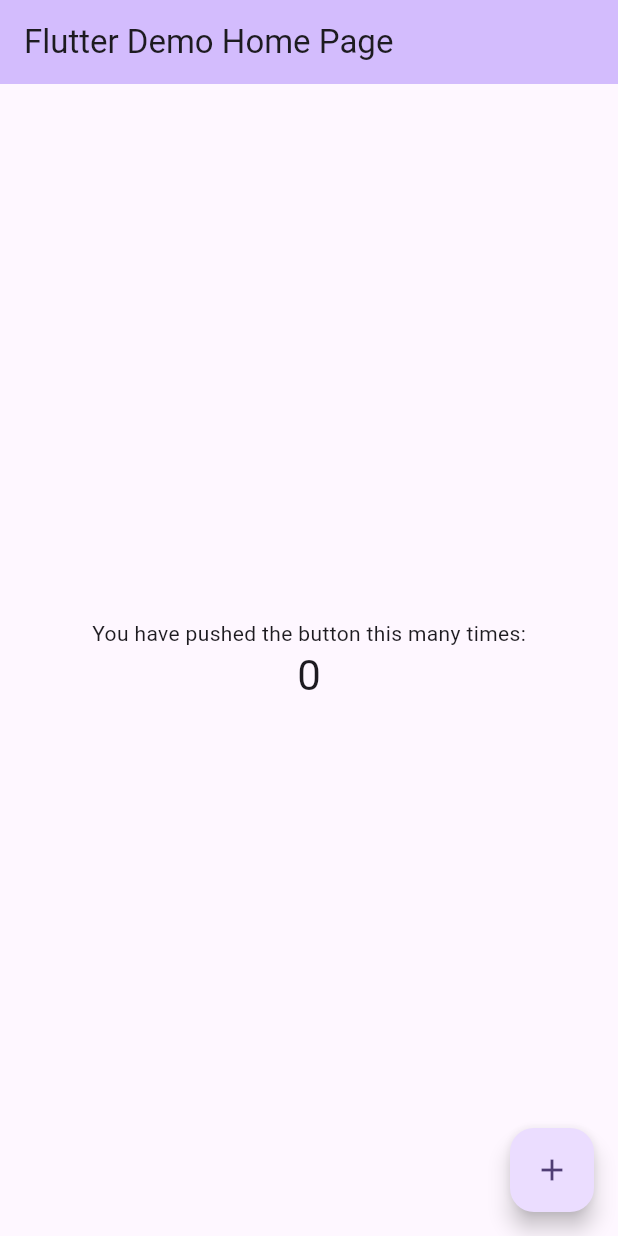
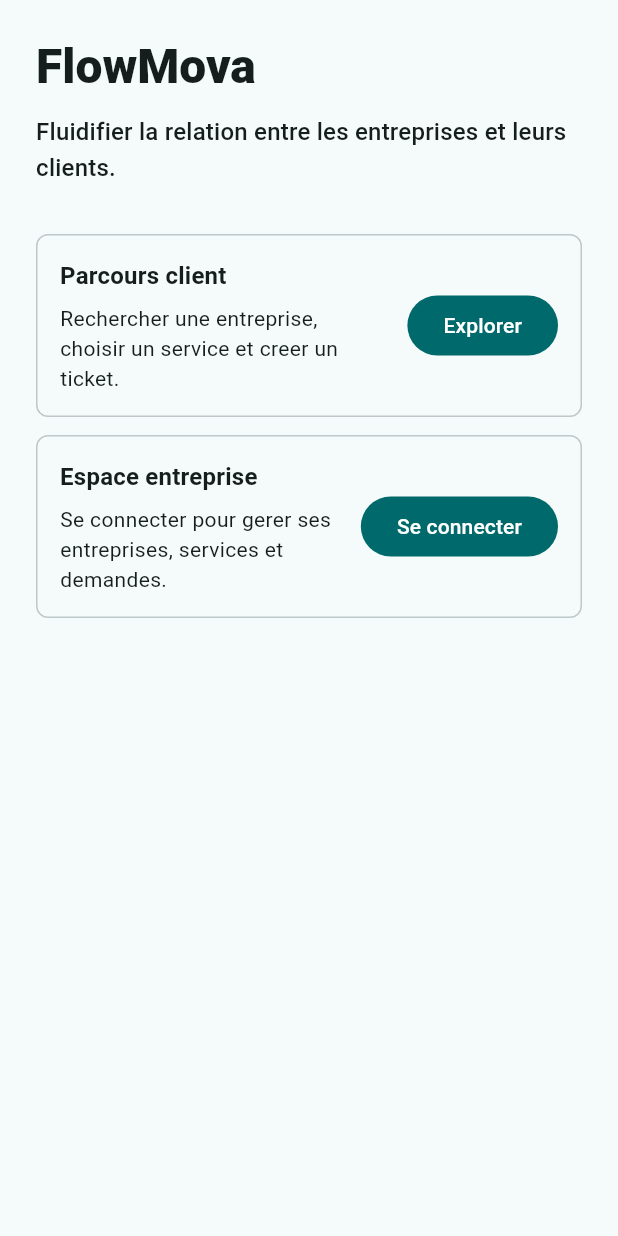
Before and after one commit to Darkstorm97/flowmova-frontend, a Flutter app: the screen it shows after launch, on a phone screen of 412 x 824 dp. Run offline on Flutter 3.47's test engine with Material 3 defaults, Android fonts, the phone set to English and light mode, and no system bars.

Commit message:
Initialize Flutter app structure

```diff
--- a/lib/main.dart
+++ b/lib/main.dart
@@ -1,122 +1,7 @@
 import 'package:flutter/material.dart';
 
+import 'src/app/flow_mova_app.dart';
+
 void main() {
-  runApp(const MyApp());
+  runApp(const FlowMovaApp());
 }
-
-class MyApp extends StatelessWidget {
-  const MyApp({super.key});
-
-  // This widget is the root of your application.
-  @override
-  Widget build(BuildContext context) {
-    return MaterialApp(
-      title: 'Flutter Demo',
-      theme: ThemeData(
-        // This is the theme of your application.
-        //
-        // TRY THIS: Try running your application with "flutter run". You'll see
-        // the application has a purple toolbar. Then, without quitting the app,
-        // try changing the seedColor in the colorScheme below to Colors.green
-        // and then invoke "hot reload" (save your changes or press the "hot
-        // reload" button in a Flutter-supported IDE, or press "r" if you used
-        // the command line to start the app).
-        //
-        // Notice that the counter didn't reset back to zero; the application
-        // state is not lost during the reload. To reset the state, use hot
-        // restart instead.
-        //
-        // This works for code too, not just values: Most code changes can be
-        // tested with just a hot reload.
-        colorScheme: .fromSeed(seedColor: Colors.deepPurple),
-      ),
-      home: const MyHomePage(title: 'Flutter Demo Home Page'),
-    );
-  }
-}
-
-class MyHomePage extends StatefulWidget {
-  const MyHomePage({super.key, required this.title});
-
-  // This widget is the home page of your application. It is stateful, meaning
-  // that it has a State object (defined below) that contains fields that affect
-  // how it looks.
-
-  // This class is the configuration for the state. It holds the values (in this
-  // case the title) provided by the parent (in this case the App widget) and
-  // used by the build method of the State. Fields in a Widget subclass are
-  // always marked "final".
-
-  final String title;
-
-  @override
-  State<MyHomePage> createState() => _MyHomePageState();
-}
-
-class _MyHomePageState extends State<MyHomePage> {
-  int _counter = 0;
-
-  void _incrementCounter() {
-    setState(() {
-      // This call to setState tells the Flutter framework that something has
-      // changed in this State, which causes it to rerun the build method below
-      // so that the display can reflect the updated values. If we changed
-      // _counter without calling setState(), then the build method would not be
-      // called again, and so nothing would appear to happen.
-      _counter++;
-    });
-  }
-
-  @override
-  Widget build(BuildContext context) {
-    // This method is rerun every time setState is called, for instance as done
-    // by the _incrementCounter method above.
-    //
-    // The Flutter framework has been optimized to make rerunning build methods
-    // fast, so that you can just rebuild anything that needs updating rather
-    // than having to individually change instances of widgets.
-    return Scaffold(
-      appBar: AppBar(
-        // TRY THIS: Try changing the color here to a specific color (to
-        // Colors.amber, perhaps?) and trigger a hot reload to see the AppBar
-        // change color while the other colors stay the same.
-        backgroundColor: Theme.of(context).colorScheme.inversePrimary,
-        // Here we take the value from the MyHomePage object that was created by
-        // the App.build method, and use it to set our appbar title.
-        title: Text(widget.title),
-      ),
-      body: Center(
-        // Center is a layout widget. It takes a single child and positions it
-        // in the middle of the parent.
-        child: Column(
-          // Column is also a layout widget. It takes a list of children and
-          // arranges them vertically. By default, it sizes itself to fit its
-          // children horizontally, and tries to be as tall as its parent.
-          //
-          // Column has various properties to control how it sizes itself and
-          // how it positions its children. Here we use mainAxisAlignment to
-          // center the children vertically; the main axis here is the vertical
-          // axis because Columns are vertical (the cross axis would be
-          // horizontal).
-          //
-          // TRY THIS: Invoke "debug painting" (choose the "Toggle Debug Paint"
-          // action in the IDE, or press "p" in the console), to see the
-          // wireframe for each widget.
-          mainAxisAlignment: .center,
-          children: [
-            const Text('You have pushed the button this many times:'),
-            Text(
-              '$_counter',
-              style: Theme.of(context).textTheme.headlineMedium,
-            ),
-          ],
-        ),
-      ),
-      floatingActionButton: FloatingActionButton(
-        onPressed: _incrementCounter,
-        tooltip: 'Increment',
-        child: const Icon(Icons.add),
-      ),
-    );
-  }
-}
--- /dev/null
+++ b/lib/src/app/flow_mova_app.dart
@@ -0,0 +1,20 @@
+import 'package:flutter/material.dart';
+
+import '../features/home/presentation/home_screen.dart';
+
+class FlowMovaApp extends StatelessWidget {
+  const FlowMovaApp({super.key});
+
+  @override
+  Widget build(BuildContext context) {
+    return MaterialApp(
+      title: 'FlowMova',
+      debugShowCheckedModeBanner: false,
+      theme: ThemeData(
+        colorScheme: ColorScheme.fromSeed(seedColor: const Color(0xFF0EA5A7)),
+        useMaterial3: true,
+      ),
+      home: const HomeScreen(),
+    );
+  }
+}
--- /dev/null
+++ b/lib/src/features/home/presentation/home_screen.dart
@@ -0,0 +1,100 @@
+import 'package:flutter/material.dart';
+
+import '../../../shared/widgets/flow_mova_app_shell.dart';
+
+class HomeScreen extends StatelessWidget {
+  const HomeScreen({super.key});
+
+  @override
+  Widget build(BuildContext context) {
+    return const FlowMovaAppShell(child: _HomeContent());
+  }
+}
+
+class _HomeContent extends StatelessWidget {
+  const _HomeContent();
+
+  @override
+  Widget build(BuildContext context) {
+    final textTheme = Theme.of(context).textTheme;
+
+    return Column(
+      crossAxisAlignment: CrossAxisAlignment.start,
+      children: [
+        Text(
+          'FlowMova',
+          style: textTheme.headlineLarge?.copyWith(fontWeight: FontWeight.w800),
+        ),
+        const SizedBox(height: 12),
+        Text(
+          'Fluidifier la relation entre les entreprises et leurs clients.',
+          style: textTheme.titleMedium,
+        ),
+        const SizedBox(height: 32),
+        const _HomeActionCard(
+          title: 'Parcours client',
+          description:
+              'Rechercher une entreprise, choisir un service et creer un ticket.',
+          actionLabel: 'Explorer',
+        ),
+        const SizedBox(height: 12),
+        const _HomeActionCard(
+          title: 'Espace entreprise',
+          description:
+              'Se connecter pour gerer ses entreprises, services et demandes.',
+          actionLabel: 'Se connecter',
+        ),
+      ],
+    );
+  }
+}
+
+class _HomeActionCard extends StatelessWidget {
+  const _HomeActionCard({
+    required this.title,
+    required this.description,
+    required this.actionLabel,
+  });
+
+  final String title;
+  final String description;
+  final String actionLabel;
+
+  @override
+  Widget build(BuildContext context) {
+    final colorScheme = Theme.of(context).colorScheme;
+    final textTheme = Theme.of(context).textTheme;
+
+    return DecoratedBox(
+      decoration: BoxDecoration(
+        color: colorScheme.surface,
+        border: Border.all(color: colorScheme.outlineVariant),
+        borderRadius: BorderRadius.circular(8),
+      ),
+      child: Padding(
+        padding: const EdgeInsets.all(16),
+        child: Row(
+          children: [
+            Expanded(
+              child: Column(
+                crossAxisAlignment: CrossAxisAlignment.start,
+                children: [
+                  Text(
+                    title,
+                    style: textTheme.titleMedium?.copyWith(
+                      fontWeight: FontWeight.w700,
+                    ),
+                  ),
+                  const SizedBox(height: 6),
+                  Text(description),
+                ],
+              ),
+            ),
+            const SizedBox(width: 16),
+            FilledButton(onPressed: () {}, child: Text(actionLabel)),
+          ],
+        ),
+      ),
+    );
+  }
+}
--- /dev/null
+++ b/lib/src/shared/widgets/flow_mova_app_shell.dart
@@ -0,0 +1,21 @@
+import 'package:flutter/material.dart';
+
+class FlowMovaAppShell extends StatelessWidget {
+  const FlowMovaAppShell({required this.child, super.key});
+
+  final Widget child;
+
+  @override
+  Widget build(BuildContext context) {
+    return Scaffold(
+      body: SafeArea(
+        child: Center(
+          child: ConstrainedBox(
+            constraints: const BoxConstraints(maxWidth: 720),
+            child: Padding(padding: const EdgeInsets.all(24), child: child),
+          ),
+        ),
+      ),
+    );
+  }
+}
```
Also changed, not shown: 2 other files.
